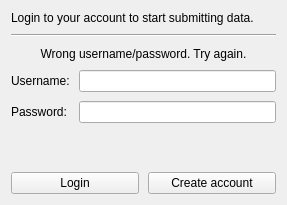
Above: login_dialog.ui from Setti7/SVFB-GUI before the change. Below: the same form after it.
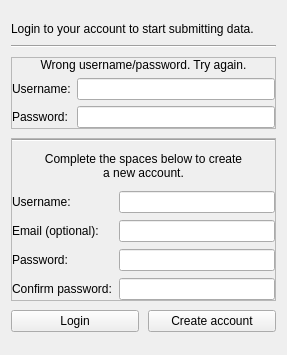
That is the form after the change.

```diff
--- a/login_dialog.ui
+++ b/login_dialog.ui
@@ -7,19 +7,25 @@
     <x>0</x>
     <y>0</y>
     <width>287</width>
-    <height>205</height>
+    <height>355</height>
    </rect>
   </property>
+  <property name="sizePolicy">
+   <sizepolicy hsizetype="Fixed" vsizetype="Fixed">
+    <horstretch>0</horstretch>
+    <verstretch>0</verstretch>
+   </sizepolicy>
+  </property>
   <property name="minimumSize">
    <size>
     <width>287</width>
-    <height>205</height>
+    <height>160</height>
    </size>
   </property>
   <property name="maximumSize">
    <size>
     <width>287</width>
-    <height>205</height>
+    <height>355</height>
    </size>
   </property>
   <property name="windowTitle">
@@ -32,7 +38,13 @@
       <number>9</number>
      </property>
      <item>
-      <widget class="QLabel" name="label">
+      <widget class="QLabel" name="description_label">
+       <property name="sizePolicy">
+        <sizepolicy hsizetype="Fixed" vsizetype="Fixed">
+         <horstretch>0</horstretch>
+         <verstretch>0</verstretch>
+        </sizepolicy>
+       </property>
        <property name="text">
         <string>Login to your account to start submitting data.</string>
        </property>
@@ -46,9 +58,27 @@
       </widget>
      </item>
      <item>
-      <widget class="QLabel" name="errorLabel">
+      <widget class="QFrame" name="login_frame">
        <property name="sizePolicy">
-        <sizepolicy hsizetype="Expanding" vsizetype="Expanding">
+        <sizepolicy hsizetype="Preferred" vsizetype="Fixed">
+         <horstretch>0</horstretch>
+         <verstretch>0</verstretch>
+        </sizepolicy>
+       </property>
+       <property name="frameShape">
+        <enum>QFrame::StyledPanel</enum>
+       </property>
+       <property name="frameShadow">
+        <enum>QFrame::Raised</enum>
+       </property>
+       <layout class="QVBoxLayout" name="verticalLayout_3">
+        <property name="margin">
+         <number>0</number>
+        </property>
+        <item>
+         <widget class="QLabel" name="login_error">
+          <property name="sizePolicy">
+           <sizepolicy hsizetype="Preferred" vsizetype="Fixed">
          <horstretch>0</horstretch>
          <verstretch>0</verstretch>
         </sizepolicy>
@@ -71,7 +101,7 @@
       </widget>
      </item>
      <item>
-      <layout class="QFormLayout" name="formLayout">
+         <layout class="QFormLayout" name="login_layout">
        <property name="fieldGrowthPolicy">
         <enum>QFormLayout::AllNonFixedFieldsGrow</enum>
        </property>
@@ -101,24 +131,192 @@
        </item>
       </layout>
      </item>
+       </layout>
+      </widget>
+     </item>
      <item>
-      <spacer name="verticalSpacer_2">
+      <widget class="QFrame" name="create_account_frame">
+       <property name="sizePolicy">
+        <sizepolicy hsizetype="Preferred" vsizetype="Fixed">
+         <horstretch>0</horstretch>
+         <verstretch>0</verstretch>
+        </sizepolicy>
+       </property>
+       <property name="frameShape">
+        <enum>QFrame::StyledPanel</enum>
+       </property>
+       <property name="frameShadow">
+        <enum>QFrame::Raised</enum>
+       </property>
+       <layout class="QVBoxLayout" name="verticalLayout_4">
+        <property name="spacing">
+         <number>7</number>
+        </property>
+        <property name="margin">
+         <number>0</number>
+        </property>
+        <item>
+         <widget class="Line" name="line_2">
        <property name="orientation">
-        <enum>Qt::Vertical</enum>
-       </property>
-       <property name="sizeType">
-        <enum>QSizePolicy::Preferred</enum>
-       </property>
-       <property name="sizeHint" stdset="0">
+           <enum>Qt::Horizontal</enum>
+          </property>
+         </widget>
+        </item>
+        <item>
+         <widget class="QLabel" name="create_account_error">
+          <property name="sizePolicy">
+           <sizepolicy hsizetype="Preferred" vsizetype="Fixed">
+            <horstretch>0</horstretch>
+            <verstretch>0</verstretch>
+           </sizepolicy>
+          </property>
+          <property name="minimumSize">
         <size>
-         <width>20</width>
-         <height>40</height>
-        </size>
-       </property>
-      </spacer>
+            <width>0</width>
+            <height>35</height>
+           </size>
+          </property>
+          <property name="maximumSize">
+           <size>
+            <width>16777215</width>
+            <height>50</height>
+           </size>
+          </property>
+          <property name="lineWidth">
+           <number>0</number>
+          </property>
+          <property name="midLineWidth">
+           <number>0</number>
+          </property>
+          <property name="text">
+           <string>Complete the spaces below to create&lt;br&gt; a new account.</string>
+          </property>
+          <property name="scaledContents">
+           <bool>false</bool>
+          </property>
+          <property name="alignment">
+           <set>Qt::AlignCenter</set>
+          </property>
+          <property name="margin">
+           <number>0</number>
+          </property>
+          <property name="indent">
+           <number>0</number>
+          </property>
+          <property name="openExternalLinks">
+           <bool>true</bool>
+          </property>
+         </widget>
      </item>
      <item>
-      <layout class="QHBoxLayout" name="horizontalLayout">
+         <layout class="QFormLayout" name="create_account_layout">
+          <property name="sizeConstraint">
+           <enum>QLayout::SetDefaultConstraint</enum>
+          </property>
+          <property name="fieldGrowthPolicy">
+           <enum>QFormLayout::AllNonFixedFieldsGrow</enum>
+          </property>
+          <property name="formAlignment">
+           <set>Qt::AlignLeading|Qt::AlignLeft|Qt::AlignTop</set>
+          </property>
+          <property name="leftMargin">
+           <number>0</number>
+          </property>
+          <item row="0" column="0">
+           <widget class="QLabel" name="create_username_label">
+            <property name="sizePolicy">
+             <sizepolicy hsizetype="Expanding" vsizetype="Expanding">
+              <horstretch>0</horstretch>
+              <verstretch>0</verstretch>
+             </sizepolicy>
+            </property>
+            <property name="text">
+             <string>Username:</string>
+            </property>
+           </widget>
+          </item>
+          <item row="0" column="1">
+           <widget class="QLineEdit" name="create_username">
+            <property name="sizePolicy">
+             <sizepolicy hsizetype="Expanding" vsizetype="Expanding">
+              <horstretch>0</horstretch>
+              <verstretch>0</verstretch>
+             </sizepolicy>
+            </property>
+           </widget>
+          </item>
+          <item row="1" column="0">
+           <widget class="QLabel" name="create_email_label">
+            <property name="text">
+             <string>Email (optional):</string>
+            </property>
+           </widget>
+          </item>
+          <item row="1" column="1">
+           <widget class="QLineEdit" name="create_email"/>
+          </item>
+          <item row="2" column="0">
+           <widget class="QLabel" name="create_password_label">
+            <property name="sizePolicy">
+             <sizepolicy hsizetype="Expanding" vsizetype="Expanding">
+              <horstretch>0</horstretch>
+              <verstretch>0</verstretch>
+             </sizepolicy>
+            </property>
+            <property name="text">
+             <string>Password:</string>
+            </property>
+           </widget>
+          </item>
+          <item row="2" column="1">
+           <widget class="QLineEdit" name="create_password">
+            <property name="sizePolicy">
+             <sizepolicy hsizetype="Expanding" vsizetype="Expanding">
+              <horstretch>0</horstretch>
+              <verstretch>0</verstretch>
+             </sizepolicy>
+            </property>
+            <property name="echoMode">
+             <enum>QLineEdit::Password</enum>
+            </property>
+           </widget>
+          </item>
+          <item row="3" column="0">
+           <widget class="QLabel" name="create_password_confirm_label">
+            <property name="sizePolicy">
+             <sizepolicy hsizetype="Expanding" vsizetype="Expanding">
+              <horstretch>0</horstretch>
+              <verstretch>0</verstretch>
+             </sizepolicy>
+            </property>
+            <property name="text">
+             <string>Confirm password:</string>
+            </property>
+           </widget>
+          </item>
+          <item row="3" column="1">
+           <widget class="QLineEdit" name="create_password_confirm">
+            <property name="sizePolicy">
+             <sizepolicy hsizetype="Expanding" vsizetype="Expanding">
+              <horstretch>0</horstretch>
+              <verstretch>0</verstretch>
+             </sizepolicy>
+            </property>
+            <property name="inputMethodHints">
+             <set>Qt::ImhHiddenText|Qt::ImhNoAutoUppercase|Qt::ImhNoPredictiveText</set>
+            </property>
+            <property name="echoMode">
+             <enum>QLineEdit::Password</enum>
+            </property>
+           </widget>
+          </item>
+         </layout>
+        </item>
+       </layout>
+      </widget>
+     </item>
+     <item>
+      <layout class="QHBoxLayout" name="btn_layout">
        <item>
         <widget class="QPushButton" name="login_btn">
          <property name="text">
```
Left out of the diff: 14 changed lines with no effect on the pictures. Lines whose indentation alone changed are shown as unchanged.
